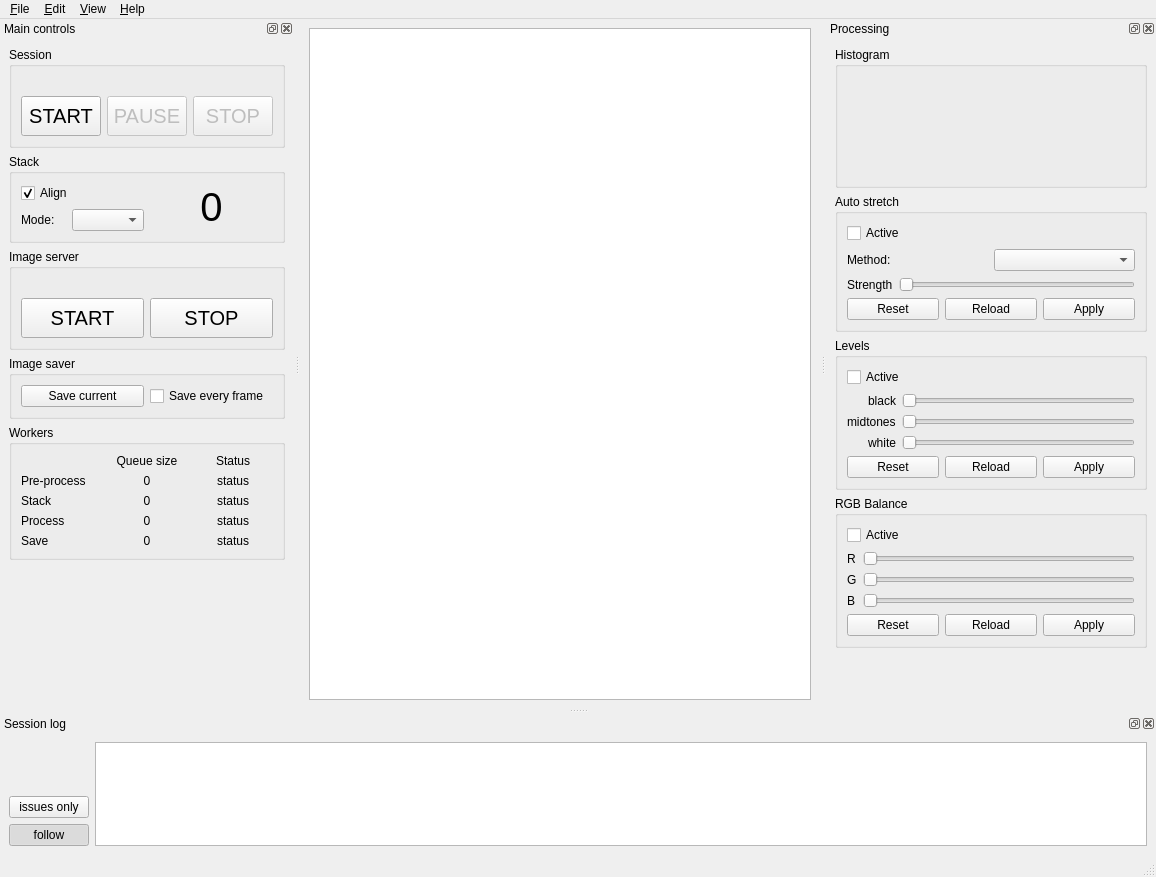
Old version of the form src/als/ui/als_ui.ui in the repository gehelem/als.
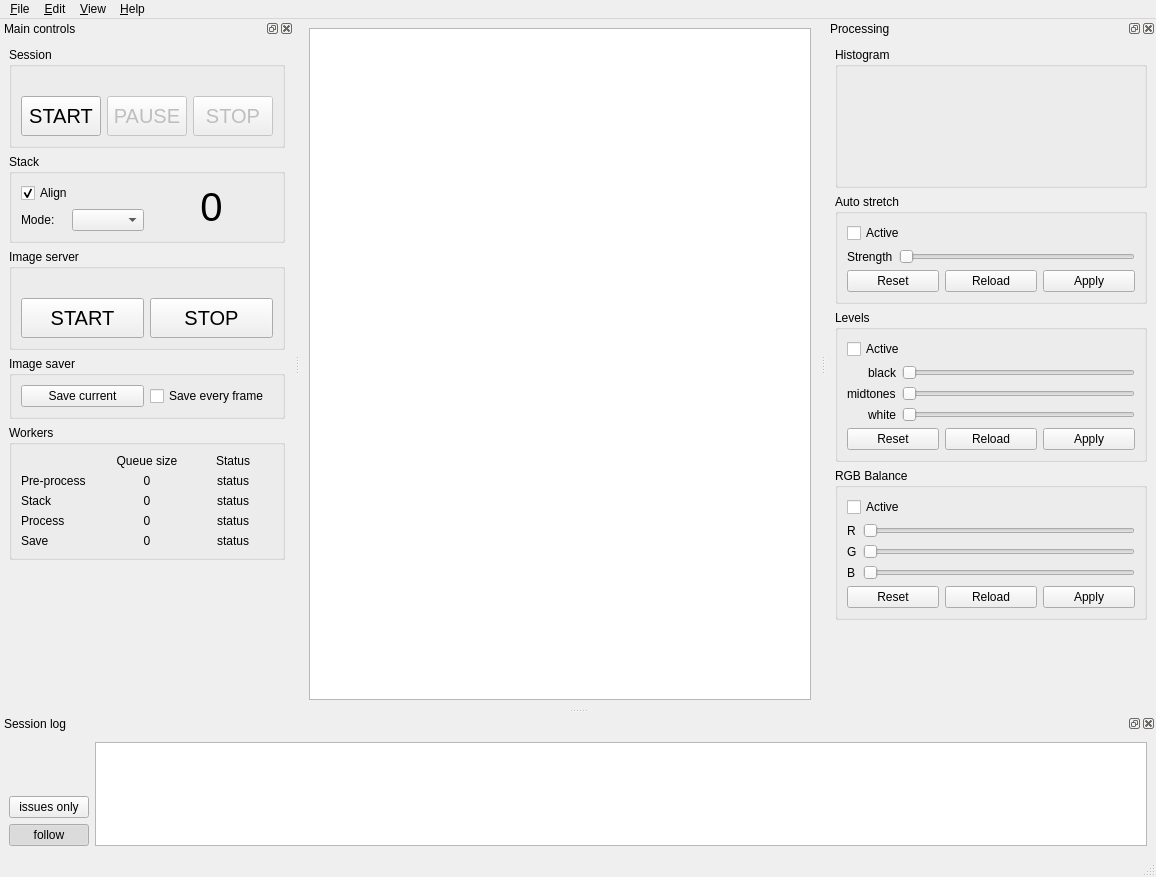
New version of the form. Icons and pictures are not drawn. Custom widgets are drawn as their Qt base class.

Commit message:
replace our 2 autostretch methods with a better one
Code reused from https://github.com/LCOGT/auto_stretch

Patch:
```diff
--- a/src/als/ui/als_ui.ui
+++ b/src/als/ui/als_ui.ui
@@ -797,27 +797,6 @@
           </property>
          </widget>
         </item>
-        <item>
-         <layout class="QHBoxLayout" name="horizontalLayout_4">
-          <item>
-           <widget class="QLabel" name="label_3">
-            <property name="text">
-             <string>Method:</string>
-            </property>
-           </widget>
-          </item>
-          <item>
-           <widget class="QComboBox" name="cb_stretch_method">
-            <property name="minimumSize">
-             <size>
-              <width>90</width>
-              <height>0</height>
-             </size>
-            </property>
-           </widget>
-          </item>
-         </layout>
-        </item>
         <item>
          <layout class="QHBoxLayout" name="horizontalLayout_8">
           <item>
```
Left out of the diff: 2 changed lines with no effect on the pictures. The commit also changes 8 other files.
